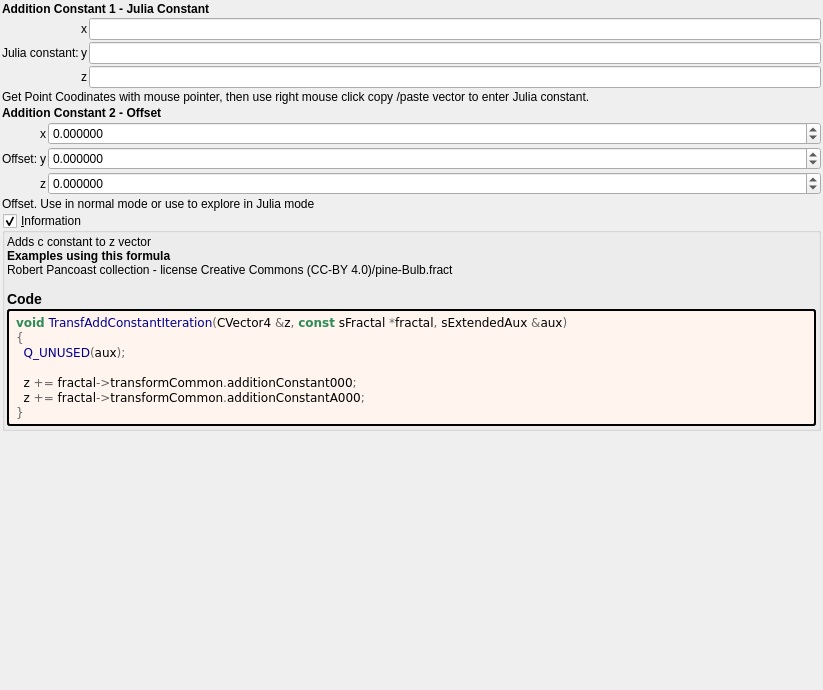
First picture: the form in mandelbulber2/formula/ui/transf_add_constant.ui, repository buddhi1980/mandelbulber2, before the edit.
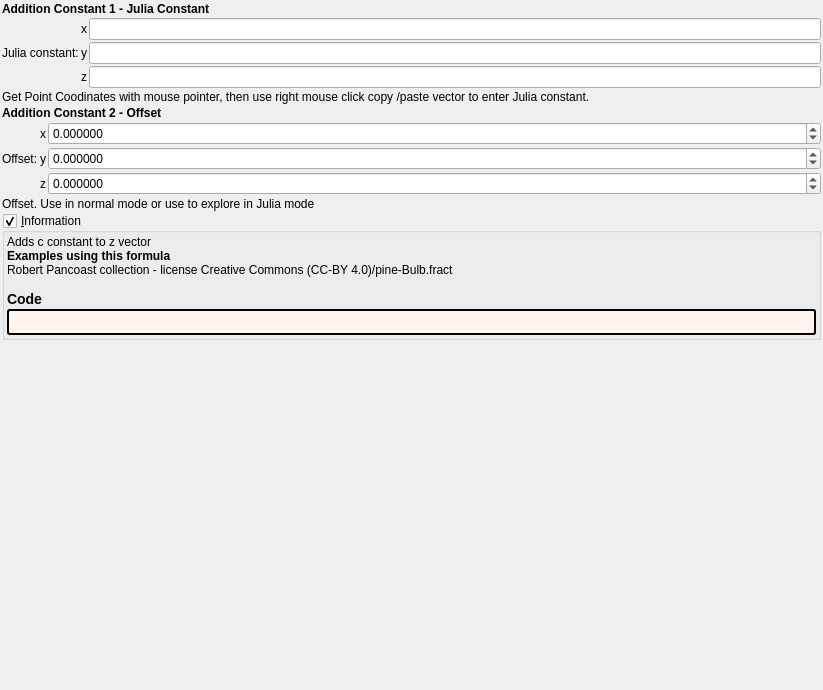
Second picture: the form after the edit. Custom widgets are drawn as their Qt base class.

Diff of the .ui file:
```diff
--- a/mandelbulber2/formula/ui/transf_add_constant.ui
+++ b/mandelbulber2/formula/ui/transf_add_constant.ui
@@ -310,16 +310,7 @@
          <string notr="true">border-style: outset; border-width: 2px; border-radius: 3px; border-color: black; background-color: #fff5ee; padding: 4px;</string>
         </property>
         <property name="text">
-         <string notr="true">&lt;body style=&quot;background-color:#fff5ee&quot;&gt;
-&lt;pre style=&quot;color:#000000; background-color:#fff5ee;  font-family:'Courier New',monospace;&quot;&gt;&lt;span style=&quot;color:#2e8b57; font-weight:bold&quot;&gt;void&lt;/span&gt; &lt;span style=&quot;color:#00008f&quot;&gt;TransfAddConstantIteration&lt;/span&gt;&lt;span style=&quot;color:#676767&quot;&gt;(&lt;/span&gt;CVector4 &lt;span style=&quot;color:#676767&quot;&gt;&amp;amp;&lt;/span&gt;z&lt;span style=&quot;color:#676767&quot;&gt;,&lt;/span&gt; &lt;span style=&quot;color:#2e8b57; font-weight:bold&quot;&gt;const&lt;/span&gt; sFractal &lt;span style=&quot;color:#676767&quot;&gt;*&lt;/span&gt;fractal&lt;span style=&quot;color:#676767&quot;&gt;,&lt;/span&gt; sExtendedAux &lt;span style=&quot;color:#676767&quot;&gt;&amp;amp;&lt;/span&gt;aux&lt;span style=&quot;color:#676767&quot;&gt;)&lt;/span&gt;
-&lt;span style=&quot;color:#676767&quot;&gt;{&lt;/span&gt;
-  &lt;span style=&quot;color:#00008f&quot;&gt;Q_UNUSED&lt;/span&gt;&lt;span style=&quot;color:#676767&quot;&gt;(&lt;/span&gt;aux&lt;span style=&quot;color:#676767&quot;&gt;);&lt;/span&gt;
-
-  z &lt;span style=&quot;color:#676767&quot;&gt;+=&lt;/span&gt; fractal&lt;span style=&quot;color:#676767&quot;&gt;-&amp;gt;&lt;/span&gt;transformCommon&lt;span style=&quot;color:#676767&quot;&gt;.&lt;/span&gt;additionConstant000&lt;span style=&quot;color:#676767&quot;&gt;;&lt;/span&gt;
-  z &lt;span style=&quot;color:#676767&quot;&gt;+=&lt;/span&gt; fractal&lt;span style=&quot;color:#676767&quot;&gt;-&amp;gt;&lt;/span&gt;transformCommon&lt;span style=&quot;color:#676767&quot;&gt;.&lt;/span&gt;additionConstantA000&lt;span style=&quot;color:#676767&quot;&gt;;&lt;/span&gt;
-&lt;span style=&quot;color:#676767&quot;&gt;}&lt;/span&gt;
-&lt;/pre&gt;
-&lt;/body&gt;</string>
+         <string notr="true"></string>
         </property>
         <property name="wordWrap">
          <bool>true</bool>
```
